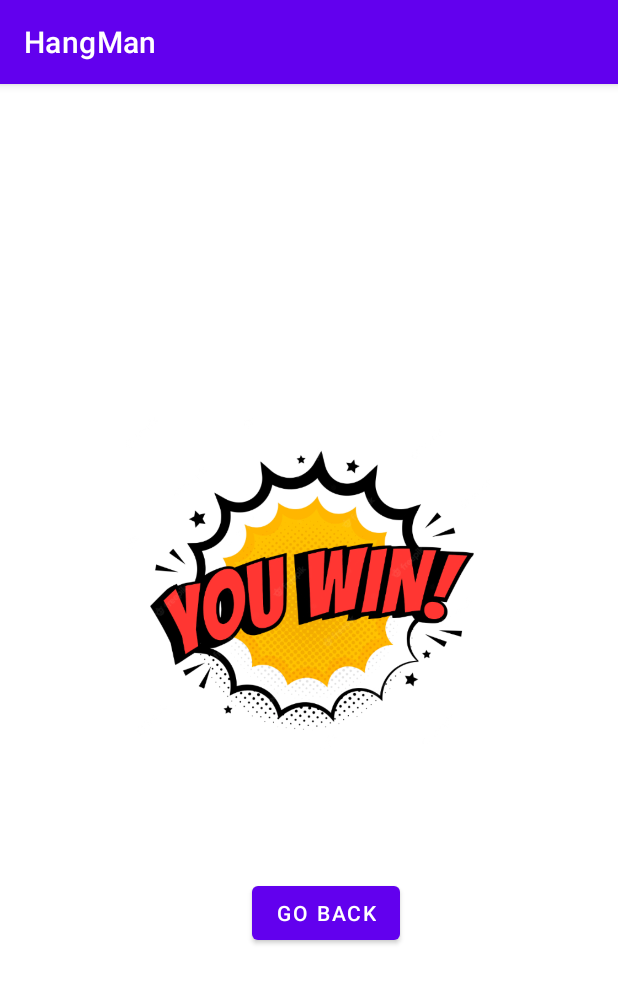
After one commit to Shon122/Hangman-Game, an Android app: the FinishGame screen opened directly, with no data from a screen before it, on a phone screen of 412 x 824 dp. The commit adds this screen. Shown: the top 983 px of the screen. Run offline under Robolectric (Android 15) with nearby library versions, the phone set to English and light mode, and no system bars; 1 statement that could not run was skipped.

Commit message:
Hangman game

```diff
--- a/app/build.gradle
+++ b/app/build.gradle
@@ -25,6 +25,9 @@ android {
         sourceCompatibility JavaVersion.VERSION_1_8
         targetCompatibility JavaVersion.VERSION_1_8
     }
+    buildFeatures {
+        viewBinding true
+    }
 }
 
 dependencies {
@@ -32,6 +35,8 @@ dependencies {
     implementation 'androidx.appcompat:appcompat:1.5.1'
     implementation 'com.google.android.material:material:1.7.0'
     implementation 'androidx.constraintlayout:constraintlayout:2.1.4'
+    implementation 'androidx.navigation:navigation-fragment:2.5.3'
+    implementation 'androidx.navigation:navigation-ui:2.5.3'
     testImplementation 'junit:junit:4.13.2'
     androidTestImplementation 'androidx.test.ext:junit:1.1.3'
     androidTestImplementation 'androidx.test.espresso:espresso-core:3.4.0'
--- a/app/src/main/AndroidManifest.xml
+++ b/app/src/main/AndroidManifest.xml
@@ -14,6 +14,9 @@
         android:theme="@style/Theme.HangMan"
         tools:targetApi="31">
         <activity
+            android:name=".FinishGame"
+            android:exported="false" />
+        <activity
             android:name=".MainActivity"
             android:exported="true">
             <intent-filter>
--- /dev/null
+++ b/app/src/main/java/com/gtappdevelopers/hangman/FinishGame.java
@@ -0,0 +1,109 @@
+package com.gtappdevelopers.hangman;
+
+import androidx.appcompat.app.AppCompatActivity;
+
+import android.os.Bundle;
+
+import androidx.appcompat.app.AppCompatActivity;
+
+import android.os.Bundle;
+import android.text.Editable;
+import android.text.TextWatcher;
+import android.view.View;
+import android.widget.EditText;
+import android.widget.ImageView;
+import android.widget.LinearLayout;
+
+import androidx.appcompat.app.AppCompatActivity;
+
+import android.os.Bundle;
+import android.widget.TextView;
+
+import java.util.ArrayList;
+
+import android.content.Intent;
+import android.content.SharedPreferences;
+
+import androidx.appcompat.app.AppCompatActivity;
+
+import android.os.Bundle;
+import android.text.Editable;
+import android.text.TextWatcher;
+import android.view.View;
+import android.widget.EditText;
+import android.widget.ImageView;
+import android.widget.LinearLayout;
+
+import androidx.appcompat.app.AppCompatActivity;
+
+import android.content.SharedPreferences;
+import android.os.Bundle;
+import android.view.Menu;
+import android.view.MenuInflater;
+import android.view.MenuItem;
+import android.widget.Toast;
+import android.annotation.SuppressLint;
+import android.content.Intent;
+import android.text.Editable;
+import android.view.KeyEvent;
+import android.widget.TextView;
+import android.content.DialogInterface;
+
+import androidx.appcompat.app.AlertDialog;
+import androidx.core.app.ActivityCompat;
+
+import android.view.View;
+import android.widget.EditText;
+
+import java.lang.reflect.Array;
+import java.util.Random;
+
+import androidx.appcompat.app.AppCompatActivity;
+
+import android.os.Bundle;
+import android.widget.TextView;
+
+import java.util.ArrayList;
+
+import android.content.Intent;
+import android.content.SharedPreferences;
+
+public class FinishGame extends AppCompatActivity {
+
+    @Override
+    protected void onCreate(Bundle savedInstanceState) {
+        super.onCreate(savedInstanceState);
+        setContentView(R.layout.activity_finish_game);
+
+
+        Intent intent = getIntent();
+        String message = intent.getStringExtra(MainActivity.EXTRA_MESSAGE);
+        // Capture the layout's TextView and set the string as its text
+        TextView textView = findViewById(R.id.LoseWinText);
+        textView.setText(message);
+
+        if(message.contains("Lost"))
+        {
+            ImageView imageView= findViewById(R.id.youlose);
+            imageView.setVisibility(View.VISIBLE);
+
+        }
+        else
+        {
+            ImageView imageView= findViewById(R.id.youwin);
+            imageView.setVisibility(View.VISIBLE);
+
+        }
+
+    }
+
+
+    public void backToGame(View view)
+    {
+        Intent intent = new Intent(this, MainActivity.class);
+        ActivityCompat.finishAffinity(this);
+        startActivity(intent);
+
+
+    }
+}
--- /dev/null
+++ b/app/src/main/res/layout/activity_finish_game.xml
@@ -0,0 +1,59 @@
+<?xml version="1.0" encoding="utf-8"?>
+<androidx.constraintlayout.widget.ConstraintLayout xmlns:android="http://schemas.android.com/apk/res/android"
+    xmlns:app="http://schemas.android.com/apk/res-auto"
+    xmlns:tools="http://schemas.android.com/tools"
+    android:layout_width="match_parent"
+    android:layout_height="match_parent"
+    tools:context=".FinishGame">
+
+
+    <TextView
+        android:id="@+id/LoseWinText"
+        android:layout_width="353dp"
+        android:layout_height="135dp"
+        android:text="You Have Lost! The word was 'united states'"
+        android:textAlignment="center"
+        android:textSize="30sp"
+        app:layout_constraintBottom_toBottomOf="parent"
+        app:layout_constraintEnd_toEndOf="parent"
+        app:layout_constraintStart_toStartOf="parent"
+        app:layout_constraintTop_toTopOf="parent"
+        app:layout_constraintVertical_bias="0.1" />
+
+    <Button
+        android:id="@+id/button"
+        android:layout_width="wrap_content"
+        android:layout_height="wrap_content"
+        android:onClick="backToGame"
+        android:text="Go Back"
+        app:layout_constraintBottom_toBottomOf="parent"
+        app:layout_constraintEnd_toEndOf="parent"
+        app:layout_constraintHorizontal_bias="0.536"
+        app:layout_constraintStart_toStartOf="parent"
+        app:layout_constraintTop_toTopOf="parent"
+        app:layout_constraintVertical_bias="0.734" />
+
+    <ImageView
+        android:id="@+id/youlose"
+        android:layout_width="243dp"
+        android:layout_height="266dp"
+        android:layout_marginStart="84dp"
+        android:layout_marginTop="200dp"
+        android:visibility="gone"
+        app:layout_constraintStart_toStartOf="parent"
+        app:layout_constraintTop_toTopOf="parent"
+        app:srcCompat="@drawable/youlose" />
+
+
+    <ImageView
+        android:id="@+id/youwin"
+        android:layout_width="243dp"
+        android:layout_height="266dp"
+        android:layout_marginStart="84dp"
+        android:layout_marginTop="200dp"
+        android:visibility="gone"
+        app:layout_constraintStart_toStartOf="parent"
+        app:layout_constraintTop_toTopOf="parent"
+        app:srcCompat="@drawable/youwin" />
+
+</androidx.constraintlayout.widget.ConstraintLayout>
--- /dev/null
+++ b/app/src/main/res/values-land/dimens.xml
@@ -0,0 +1,3 @@
+<resources>
+    <dimen name="fab_margin">48dp</dimen>
+</resources>
--- /dev/null
+++ b/app/src/main/res/values-w1240dp/dimens.xml
@@ -0,0 +1,3 @@
+<resources>
+    <dimen name="fab_margin">200dp</dimen>
+</resources>
--- /dev/null
+++ b/app/src/main/res/values-w600dp/dimens.xml
@@ -0,0 +1,3 @@
+<resources>
+    <dimen name="fab_margin">48dp</dimen>
+</resources>
--- /dev/null
+++ b/app/src/main/res/values/dimens.xml
@@ -0,0 +1,3 @@
+<resources>
+    <dimen name="fab_margin">16dp</dimen>
+</resources>
```
Also changed, not shown: app/src/main/java/com/gtappdevelopers/hangman/MainActivity.java (+182 -60 lines), app/src/main/res/layout/activity_end_screen.xml (added, +34 -0 lines), app/src/main/res/layout/activity_main.xml (+26 -13 lines), app/src/main/res/layout/content_end_screen.xml (added, +19 -0 lines), app/src/main/res/layout/fragment_first.xml (added, +28 -0 lines), app/src/main/res/layout/fragment_second.xml (added, +27 -0 lines), app/src/main/res/navigation/nav_graph.xml (added, +28 -0 lines), app/src/main/res/values/strings.xml (+9 -0 lines), app/src/main/res/values/themes.xml (+9 -0 lines), app/src/main/res/drawable/youlose.png (added), app/src/main/res/drawable/youwin.png (added).
